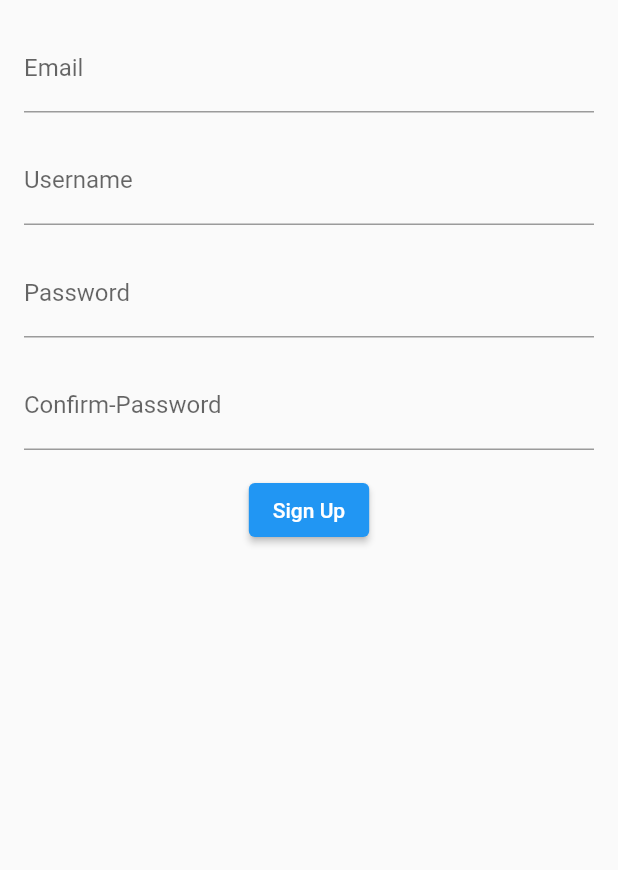
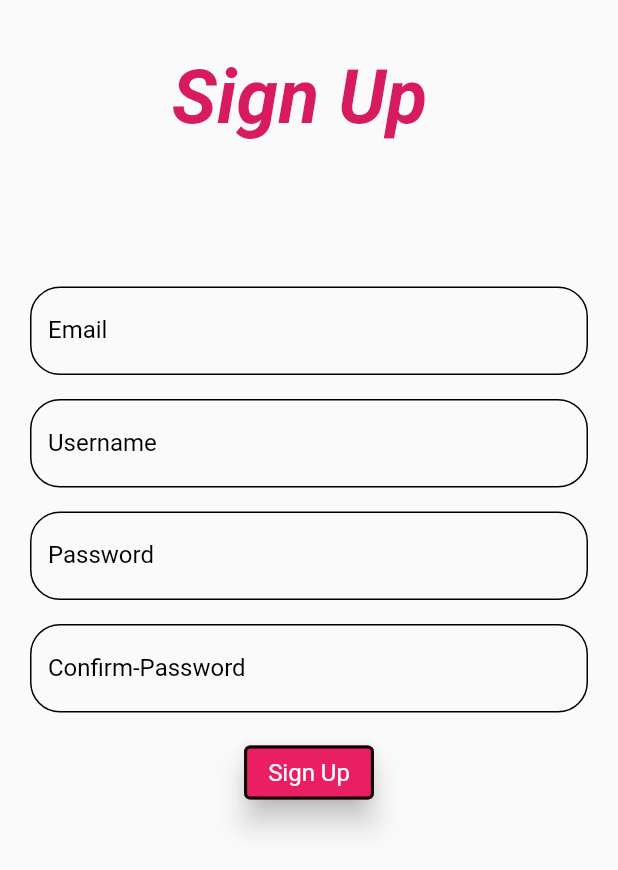
Before and after one commit to ameenakabir22/snippet_social_app, a Flutter app: the screen it shows after launch, after a tap on "Sign Up", on a phone screen of 412 x 824 dp. Shown: the top 870 px of the screen. Run offline on Flutter 3.47's test engine with Material 2 defaults, Android fonts, the phone set to English and light mode, and no system bars.

Commit message:
the sign up page is slowly coming to life

```diff
--- /dev/null
+++ b/lib/pages/home_screen.dart
@@ -0,0 +1,10 @@
+import 'package:flutter/material.dart';
+
+class HomeScreen extends StatelessWidget {
+  const HomeScreen({Key? key}) : super(key: key);
+
+  @override
+  Widget build(BuildContext context) {
+    return const Placeholder();
+  }
+}
--- a/lib/pages/sign_up.dart
+++ b/lib/pages/sign_up.dart
@@ -17,53 +17,141 @@ class _SignUpState extends State<SignUp> {
   Widget build(BuildContext context) {
     return Scaffold(
       body: Padding(
-        padding: const EdgeInsets.all(16.0),
+        padding: const EdgeInsets.all(20.0),
         child: Column(
           children: [
+            Padding(
+              padding: const EdgeInsets.all(16.0),
+              child: Text(
+                'Sign Up ',
+                style: TextStyle(
+                    color: Colors.pink[600],
+                    fontSize: 50,
+                    fontWeight: FontWeight.bold,
+                    fontStyle: FontStyle.italic),
+              ),
+            ),
+            SizedBox(
+              height: 80.0,
+            ),
+
             // text field for email
             TextField(
-              decoration: InputDecoration(labelText: 'Email'),
+              decoration: InputDecoration(
+                  labelText: 'Email',
+                  labelStyle: TextStyle(
+                    color: Colors.black,
+                  ),
+                  focusedBorder: OutlineInputBorder(
+                    borderRadius: BorderRadius.circular(20),
+                    borderSide: BorderSide(color: Colors.black),
+                  ),
+                  enabledBorder: OutlineInputBorder(
+                    borderRadius: BorderRadius.circular(20),
+                    borderSide: BorderSide(color: Colors.black),
+                  )),
               keyboardType: TextInputType.emailAddress,
               controller: _emailController,
             ),
             SizedBox(height: 16.0),
             // text field for username
             TextField(
-              decoration: InputDecoration(labelText: 'Username'),
+              decoration: InputDecoration(
+                  labelText: 'Username',
+                  labelStyle: TextStyle(color: Colors.black),
+                  focusedBorder: OutlineInputBorder(
+                    borderRadius: BorderRadius.circular(20),
+                    borderSide: BorderSide(color: Colors.black),
+                  ),
+                  enabledBorder: OutlineInputBorder(
+                    borderRadius: BorderRadius.circular(20),
+                    borderSide: BorderSide(color: Colors.black),
+                  )),
               controller: _usernameController,
             ),
             SizedBox(height: 16.0),
             // Text field for password
             TextField(
-                controller: _passwordController,
-                decoration: InputDecoration(labelText: 'Password'),
-                obscureText: true),
+              controller: _passwordController,
+              decoration: InputDecoration(
+                  labelText: 'Password',
+                  labelStyle: TextStyle(color: Colors.black),
+                  focusedBorder: OutlineInputBorder(
+                    borderRadius: BorderRadius.circular(20),
+                    borderSide: BorderSide(color: Colors.black),
+                  ),
+                  enabledBorder: OutlineInputBorder(
+                    borderRadius: BorderRadius.circular(20),
+                    borderSide: BorderSide(color: Colors.black),
+                  )),
+              obscureText: true,
+            ),
+
             SizedBox(
               height: 16.0,
             ),
             // text field for confirm password
             TextField(
-                controller: _confirmPasswordController,
-                decoration: InputDecoration(labelText: 'Confirm-Password'),
-                obscureText: true),
+              controller: _confirmPasswordController,
+              decoration: InputDecoration(
+                  labelText: 'Confirm-Password',
+                  labelStyle: TextStyle(color: Colors.black),
+                  focusedBorder: OutlineInputBorder(
+                    borderRadius: BorderRadius.circular(20),
+                    borderSide: BorderSide(color: Colors.black),
+                  ),
+                  enabledBorder: OutlineInputBorder(
+                    borderRadius: BorderRadius.circular(20),
+                    borderSide: BorderSide(color: Colors.black),
+                  )),
+              obscureText: true,
+            ),
             SizedBox(
               height: 16.0,
             ),
             // sign up button
             ElevatedButton(
               onPressed: () {
-                // Perform sign-up logic (e.g., send data to server)
-                String username = _usernameController.text;
-                String email = _emailController.text;
-                String password = _passwordController.text;
+                // Perform sign-up logic
+                String username = _usernameController.text.trim();
+                String email = _emailController.text.trim();
+                String password = _passwordController.text.trim();
+                String confirmPassword = _confirmPasswordController.text.trim();
+                // Implement your sign-up logic here
+                // Check for empty fields
+                if (username.isEmpty ||
+                    email.isEmpty ||
+                    password.isEmpty ||
+                    confirmPassword.isEmpty) {
+                  // Handle empty fields
+                  print('Please fill in all fields');
+                  return;
+                }
 
-                // Implement your sign-up logic here
+                // Check if passwords match
+                if (password != confirmPassword) {
+                  // Handle mismatched passwords
+                  print('Passwords do not match');
+                  return;
+                }
 
                 //  print the entered values
                 print('Username: $username');
                 print('Email: $email');
                 print('Password: $password');
               },
+              style: ButtonStyle(
+                backgroundColor: MaterialStateProperty.all<Color>(
+                    Colors.pink), // Background color
+                textStyle: MaterialStateProperty.all<TextStyle>(
+                  TextStyle(fontSize: 16, color: Colors.white), // Text style
+                ),
+                elevation: MaterialStateProperty.all<double>(8), // Elevation
+                side: MaterialStateProperty.all<BorderSide>(
+                  BorderSide(
+                      width: 2.0, color: Colors.black), // Border properties
+                ),
+              ),
               child: Text('Sign Up'),
             ),
           ],
```
Also changed, not shown: lib/pages/log_in.dart (added).
